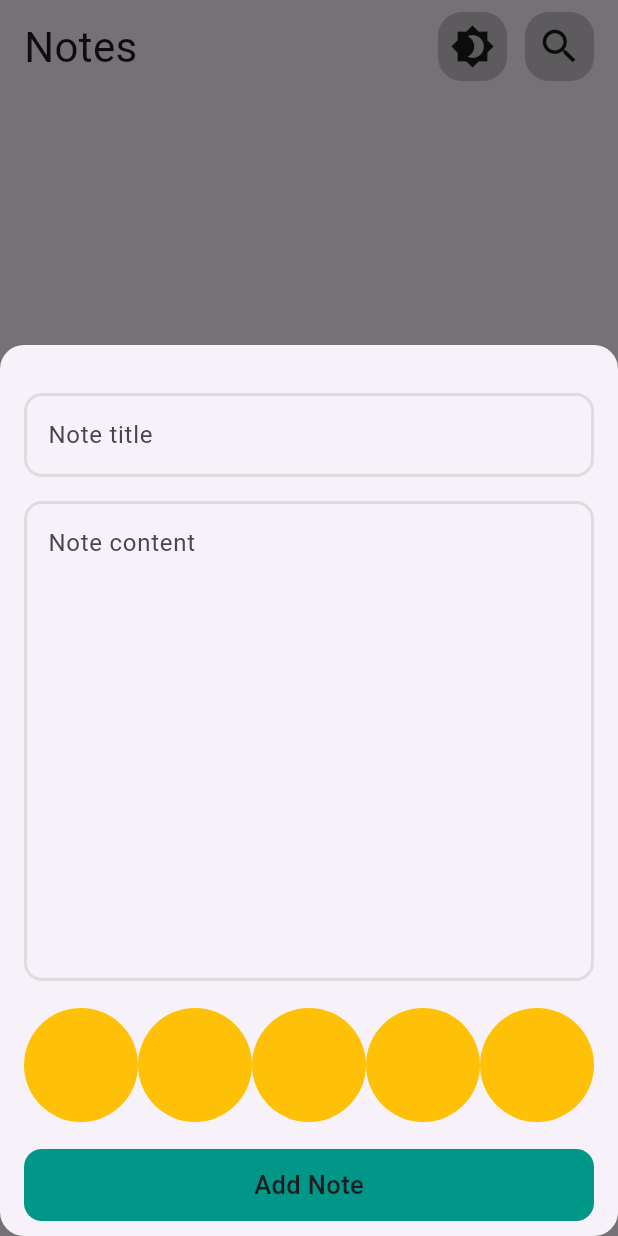
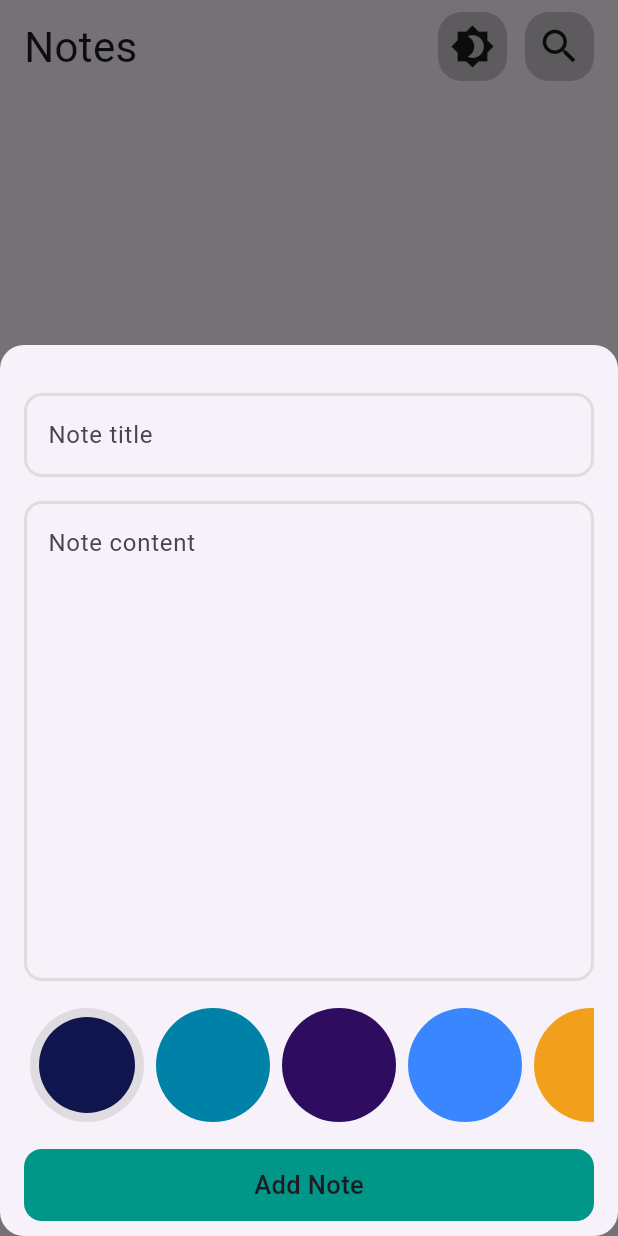
Before and after one commit to AliA5y/pretty_notes, a Flutter app: the screen it shows after launch, after a tap on the "add" icon, on a phone screen of 412 x 824 dp. Run offline on Flutter 3.47's test engine with Material 3 defaults, Android fonts, the phone set to English and light mode, and no system bars; our stand-ins replace bloc, flutter_bloc, hive, hive_flutter, shared_preferences; accounts and stored records are empty.

Commit message:
complete the color list and modify the colors

```diff
--- a/lib/constants.dart
+++ b/lib/constants.dart
@@ -4,8 +4,10 @@ const kPremaryColor = Colors.teal;
 
 const kNotesBox = 'note_box';
 List<Color> colors = [
-  Color.fromARGB(255, 36, 39, 70),
-  Color(0xFF0081a7),
-  Color.fromARGB(255, 46, 13, 96),
-  Color(0xFF3A86FF),
+  const Color.fromARGB(255, 16, 21, 77),
+  const Color(0xFF0081a7),
+  const Color.fromARGB(255, 46, 13, 96),
+  const Color(0xFF3A86FF),
+  const Color.fromARGB(255, 242, 160, 28),
+  const Color.fromARGB(255, 237, 35, 156),
 ];
--- a/lib/views/widgets/colors_list.dart
+++ b/lib/views/widgets/colors_list.dart
@@ -1,16 +1,31 @@
 import 'package:flutter/material.dart';
+import 'package:pretty_notes/constants.dart';
 
-class ColorsList extends StatelessWidget {
+class ColorsList extends StatefulWidget {
   const ColorsList({
     super.key,
   });
 
   @override
+  State<ColorsList> createState() => _ColorsListState();
+}
+
+class _ColorsListState extends State<ColorsList> {
+  int currentIndex = 0;
+
+  @override
   Widget build(BuildContext context) {
     return ListView.builder(
+      itemCount: colors.length,
       scrollDirection: Axis.horizontal,
       itemBuilder: (context, index) {
-        return const ColorItem();
+        return GestureDetector(
+            onTap: () {
+              currentIndex = index;
+              setState(() {});
+            },
+            child: ColorItem(
+                color: colors[index], isSelected: currentIndex == index));
       },
     );
   }
@@ -19,13 +34,23 @@ class ColorsList extends StatelessWidget {
 class ColorItem extends StatelessWidget {
   const ColorItem({
     super.key,
+    required this.isSelected,
+    required this.color,
   });
-
+  final bool isSelected;
+  final Color color;
   @override
   Widget build(BuildContext context) {
-    return const CircleAvatar(
-      radius: 38,
-      backgroundColor: Colors.amber,
+    return Padding(
+      padding: const EdgeInsets.symmetric(horizontal: 4),
+      child: CircleAvatar(
+        radius: 38,
+        backgroundColor: isSelected ? Theme.of(context).highlightColor : color,
+        child: CircleAvatar(
+          radius: 32,
+          backgroundColor: color,
+        ),
+      ),
     );
   }
 }
```
